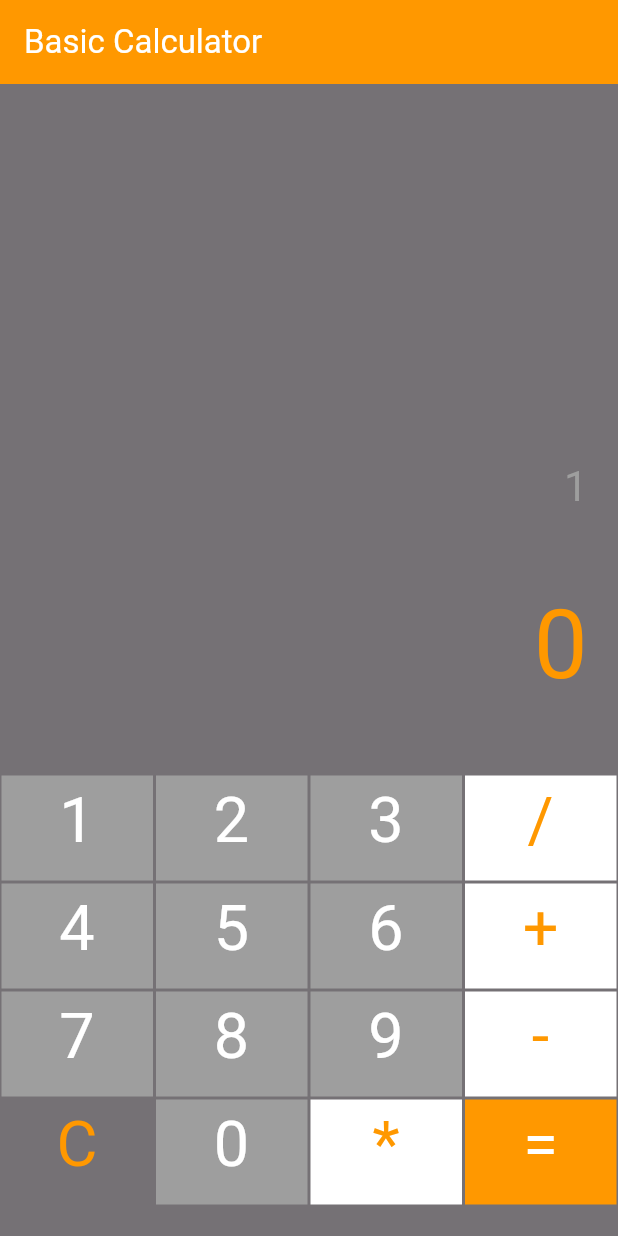
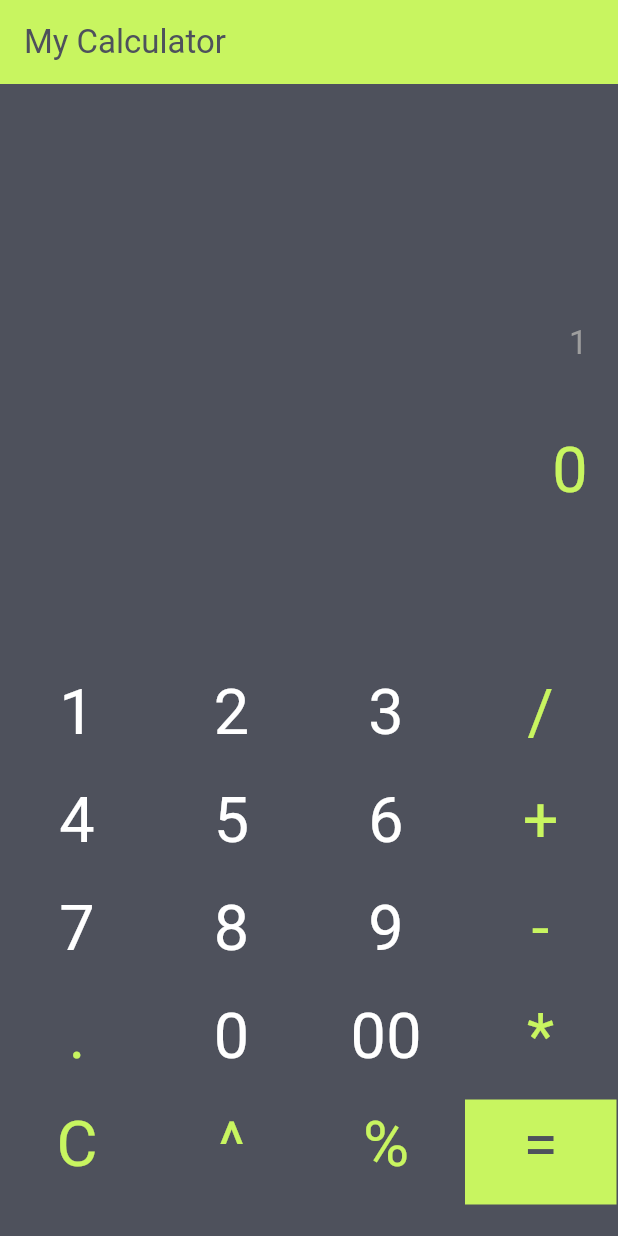
Before and after one commit to AshokRenangi1903/basic_calculator_app, a Flutter app: the screen it shows after launch, after a tap on an icon or button, on a phone screen of 412 x 824 dp. Run offline on Flutter 3.47's test engine with Material 3 defaults, Android fonts, the phone set to English and light mode, and no system bars; our stand-ins replace math_expressions.

Commit message:
changed theme,added new functions

```diff
--- a/lib/button.dart
+++ b/lib/button.dart
@@ -1,5 +1,4 @@
 import 'package:flutter/material.dart';
-// just for fun
 
 class EachButton extends StatelessWidget {
   final text;
--- a/lib/calculator.dart
+++ b/lib/calculator.dart
@@ -3,6 +3,7 @@ import 'package:flutter/material.dart';
 import 'package:flutter/widgets.dart';
 import 'package:math_expressions/math_expressions.dart';
 import 'package:simple_calculator_app/button.dart';
+import 'package:simple_calculator_app/constants/colors.dart';
 
 class Calculator extends StatefulWidget {
   const Calculator({super.key});
@@ -14,55 +15,62 @@ class Calculator extends StatefulWidget {
 class _CalculatorState extends State<Calculator> {
   var userInput = "";
   var answer = '0';
-  Color primary = Colors.orange;
-  Color secondary = Colors.white;
+  Color primary = MyColors.green;
+  Color secondary = MyColors.black;
+  Color teritay = MyColors.white;
   @override
   Widget build(BuildContext context) {
     return Scaffold(
       appBar: AppBar(
-        title: Text("Basic Calculator"),
-        backgroundColor: primary,
-        foregroundColor: secondary,
+        title: Text("My Calculator"),
+        backgroundColor: MyColors.green,
+        foregroundColor: MyColors.black,
       ),
       body: Container(
-        color: Colors.black54,
+        height: MediaQuery.sizeOf(context).height,
+        color: secondary,
         child: Column(
+          mainAxisAlignment: MainAxisAlignment.end,
           children: [
             // Text Area
-            Expanded(
-                child: Container(
-              // color: Colors.yellow,
+            Container(
+              // color: Colors.red,
+              height: MediaQuery.sizeOf(context).height * 0.28,
+              child: SingleChildScrollView(
                 child: Column(
                   mainAxisAlignment: MainAxisAlignment.end,
                   children: [
                     // user Input
                     Container(
+                      // color: Colors.amber,
                       width: double.infinity,
                       margin: EdgeInsets.fromLTRB(20, 20, 20, 20),
                       child: Text(
                         userInput,
                         textAlign: TextAlign.right,
-                      style: TextStyle(color: Colors.grey, fontSize: 28),
+                        style: TextStyle(color: Colors.grey, fontSize: 22),
                       ),
                     ),
 
                     // Answer
                     Container(
+                      // color: Colors.amber,
                       width: double.infinity,
                       margin: EdgeInsets.fromLTRB(20, 20, 20, 20),
                       child: Text(
                         answer,
                         textAlign: TextAlign.right,
-                      style: TextStyle(color: primary, fontSize: 64),
+                        style: TextStyle(color: primary, fontSize: 42),
                       ),
                     ),
                   ],
                 ),
-            )),
+              ),
+            ),
 
             // Buttons Area
             Container(
-              // color: Colors.red,
+              // color: Colors.blue,
               padding: EdgeInsets.fromLTRB(0, 20, 0, 20),
               child: Column(
                 children: [
@@ -72,46 +80,39 @@ class _CalculatorState extends State<Calculator> {
                     children: [
                       EachButton(
                         text: '1',
-                        bgColor: Colors.grey,
-                        textColor: secondary,
+                        textColor: teritay,
                         buttonTapped: () {
                           setState(() {
                             userInput += '1';
                           });
-                          print(1);
                         },
                       ),
                       EachButton(
                         text: '2',
-                        bgColor: Colors.grey,
-                        textColor: Colors.white,
+                        textColor: teritay,
                         buttonTapped: () {
                           setState(() {
                             userInput += '2';
                           });
-                          print(2);
                         },
                       ),
                       EachButton(
                         text: '3',
-                        bgColor: Colors.grey,
-                        textColor: Colors.white,
+                        textColor: teritay,
                         buttonTapped: () {
                           setState(() {
                             userInput += '3';
                           });
-                          print(3);
                         },
                       ),
                       EachButton(
                         text: '/',
-                        bgColor: secondary,
+                        // bgColor: primary,
                         textColor: primary,
                         buttonTapped: () {
                           setState(() {
                             userInput += '/';
                           });
-                          print("/");
                         },
                       ),
                     ],
@@ -123,46 +124,39 @@ class _CalculatorState extends State<Calculator> {
                     children: [
                       EachButton(
                         text: '4',
-                        bgColor: Colors.grey,
-                        textColor: Colors.white,
+                        textColor: teritay,
                         buttonTapped: () {
                           setState(() {
                             userInput += '4';
                           });
-                          print(4);
                         },
                       ),
                       EachButton(
                         text: '5',
-                        bgColor: Colors.grey,
-                        textColor: Colors.white,
+                        textColor: teritay,
                         buttonTapped: () {
                           setState(() {
                             userInput += '5';
                           });
-                          print(5);
                         },
                       ),
                       EachButton(
                         text: '6',
-                        bgColor: Colors.grey,
-                        textColor: Colors.white,
+                        textColor: teritay,
                         buttonTapped: () {
                           setState(() {
                             userInput += '6';
                           });
-                          print(6);
                         },
                       ),
                       EachButton(
                         text: '+',
-                        bgColor: secondary,
+                        // bgColor: primary,
                         textColor: primary,
                         buttonTapped: () {
                           setState(() {
                             userInput += '+';
                           });
-                          print('+');
                         },
                       ),
                     ],
@@ -174,46 +168,39 @@ class _CalculatorState extends State<Calculator> {
                     children: [
                       EachButton(
                         text: '7',
-                        bgColor: Colors.grey,
-                        textColor: Colors.white,
+                        textColor: teritay,
                         buttonTapped: () {
                           setState(() {
                             userInput += '7';
                           });
-                          print(7);
                         },
                       ),
                       EachButton(
                         text: '8',
-                        bgColor: Colors.grey,
-                        textColor: Colors.white,
+                        textColor: teritay,
                         buttonTapped: () {
                           setState(() {
                             userInput += '8';
                           });
-                          print(8);
                         },
                       ),
                       EachButton(
                         text: '9',
-                        bgColor: Colors.grey,
-                        textColor: Colors.white,
+                        textColor: teritay,
                         buttonTapped: () {
                           setState(() {
                             userInput += '9';
                           });
-                          print(9);
                         },
                       ),
                       EachButton(
                         text: '-',
-                        bgColor: secondary,
+                        // bgColor: primary,
                         textColor: primary,
                         buttonTapped: () {
                           setState(() {
                             userInput += '-';
                           });
-                          print('-');
                         },
                       ),
                     ],
@@ -224,37 +211,76 @@ class _CalculatorState extends State<Calculator> {
                     mainAxisAlignment: MainAxisAlignment.spaceAround,
                     children: [
                       EachButton(
+                        text: '.',
+                        textColor: primary,
+                        buttonTapped: () {
+                          setState(() {
+                            userInput += '.';
+                          });
+                        },
+                      ),
+                      EachButton(
+                        text: '0',
+                        textColor: teritay,
+                        buttonTapped: () {
+                          setState(() {
+                            userInput += '0';
+                          });
+                        },
+                      ),
+                      EachButton(
+                        text: '00',
+                        textColor: teritay,
+                        buttonTapped: () {
+                          setState(() {
+                            userInput += '00';
+                          });
+                        },
+                      ),
+                      EachButton(
+                        text: '*',
+                        textColor: primary,
+                        // bgColor: primary,
+                        buttonTapped: () {
+                          setState(() {
+                            userInput += '*';
+                          });
+                        },
+                      ),
+                    ],
+                  ),
+
+                  // Row 5
+                  Row(
+                    mainAxisAlignment: MainAxisAlignment.spaceAround,
+                    children: [
+                      EachButton(
                         text: 'C',
-                        bgColor: Colors.transparent,
                         textColor: primary,
                         buttonTapped: () {
                           setState(() {
                             userInput = '';
                             answer = '0';
                           });
-                          print('C');
                         },
                       ),
                       EachButton(
-                        text: '0',
-                        bgColor: Colors.grey,
-                        textColor: Colors.white,
+                        text: '^',
+                        textColor: primary,
                         buttonTapped: () {
                           setState(() {
-                            userInput += '0';
+                            userInput += '^';
                           });
-                          print(0);
                         },
                       ),
                       EachButton(
-                        text: '*',
-                        bgColor: secondary,
+                        text: '%',
                         textColor: primary,
+                        // bgColor: primary,
                         buttonTapped: () {
                           setState(() {
-                            userInput += '*';
+                            userInput += '%';
                           });
-                          print('*');
                         },
                       ),
                       EachButton(
@@ -265,7 +291,6 @@ class _CalculatorState extends State<Calculator> {
                           setState(() {
                             equalPressed();
                           });
-                          print('=');
                         },
                       ),
                     ],
--- /dev/null
+++ b/lib/constants/colors.dart
@@ -0,0 +1,8 @@
+import 'package:flutter/cupertino.dart';
+import 'package:flutter/material.dart';
+
+class MyColors {
+  static Color green = Color(0xffc8f560);
+  static Color black = Color(0xff4e515c);
+  static Color white = Colors.white;
+}
--- a/lib/main.dart
+++ b/lib/main.dart
@@ -1,5 +1,6 @@
 import 'package:flutter/material.dart';
 import 'package:simple_calculator_app/calculator.dart';
+import 'package:simple_calculator_app/splashScreen.dart';
 
 void main() {
   runApp(const MyApp());
@@ -12,8 +13,9 @@ class MyApp extends StatelessWidget {
   @override
   Widget build(BuildContext context) {
     return MaterialApp(
-      title: 'Basic Calculator',
-      home: const Calculator(),
+      debugShowCheckedModeBanner: false,
+      title: 'My Calculator',
+      home: const Splashscreen(),
     );
   }
 }
--- /dev/null
+++ b/lib/splashScreen.dart
@@ -0,0 +1,60 @@
+import 'dart:async';
+
+import 'package:flutter/cupertino.dart';
+import 'package:flutter/material.dart';
+import 'package:simple_calculator_app/calculator.dart';
+
+class Splashscreen extends StatefulWidget {
+  const Splashscreen({super.key});
+
+  @override
+  State<Splashscreen> createState() => _SplashscreenState();
+}
+
+class _SplashscreenState extends State<Splashscreen> {
+  @override
+  void initState() {
+    // TODO: implement initState
+    super.initState();
+    Timer(Duration(seconds: 3), () {
+      Navigator.pushAndRemoveUntil(context,
+          MaterialPageRoute(builder: (_) => Calculator()), (route) => false);
+    });
+  }
+
+  @override
+  Widget build(BuildContext context) {
+    return Scaffold(
+      body: Center(
+        child: Stack(
+          alignment: Alignment.bottomCenter,
+          children: [
+            Image.asset(
+              "lib/resources/My Calculator SS.png",
+              height: MediaQuery.sizeOf(context).height,
+              fit: BoxFit.cover,
+            ),
+            Positioned(
+              bottom: 100,
+              child: Column(
+                children: [
+                  Text(
+                    "MY CALCULATOR",
+                    style: TextStyle(
+                        color: Colors.white,
+                        fontWeight: FontWeight.bold,
+                        fontSize: 28),
+                  ),
+                  Text(
+                    "- developed by ASHOK RENANGI",
+                    style: TextStyle(color: Colors.white),
+                  ),
+                ],
+              ),
+            ),
+          ],
+        ),
+      ),
+    );
+  }
+}
--- a/pubspec.yaml
+++ b/pubspec.yaml
@@ -58,8 +58,8 @@ flutter:
   uses-material-design: true
 
   # To add assets to your application, add an assets section, like this:
-  # assets:
-  #   - images/a_dot_burr.jpeg
+  assets:
+    - lib/resources/
   #   - images/a_dot_ham.jpeg
 
   # An image asset can refer to one or more resolution-specific "variants", see
```
Also changed, not shown: lib/resources/My Calculator SS.png (added), pubspec.lock, 10 other files. Lines whose indentation alone changed are shown as unchanged.
